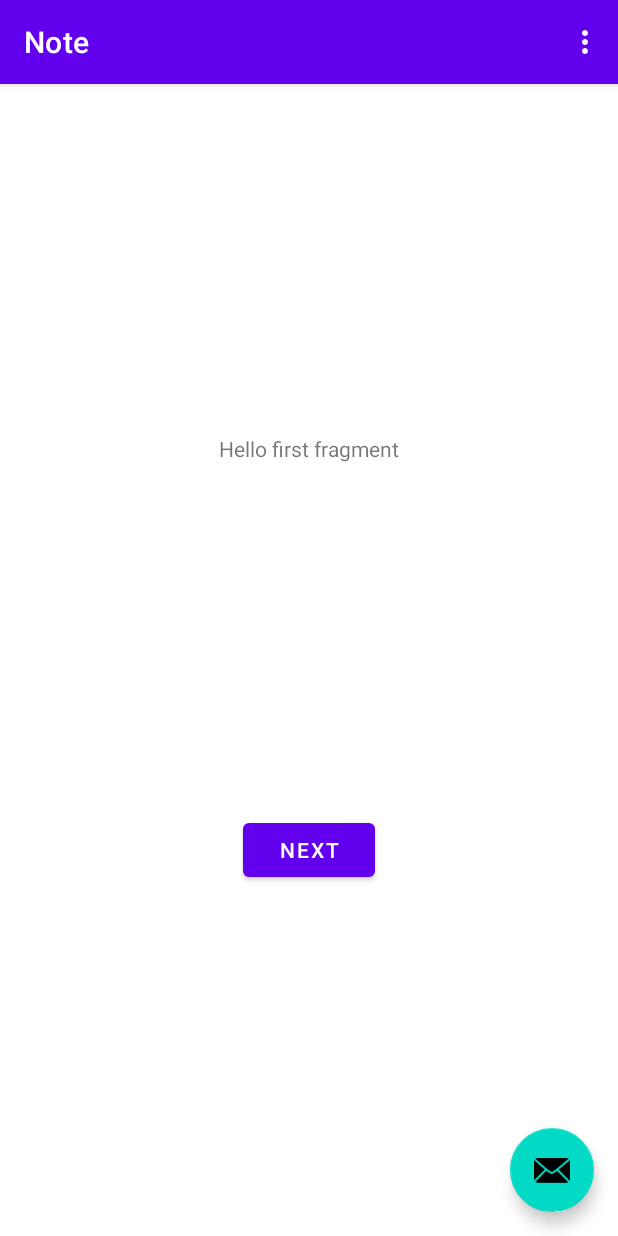
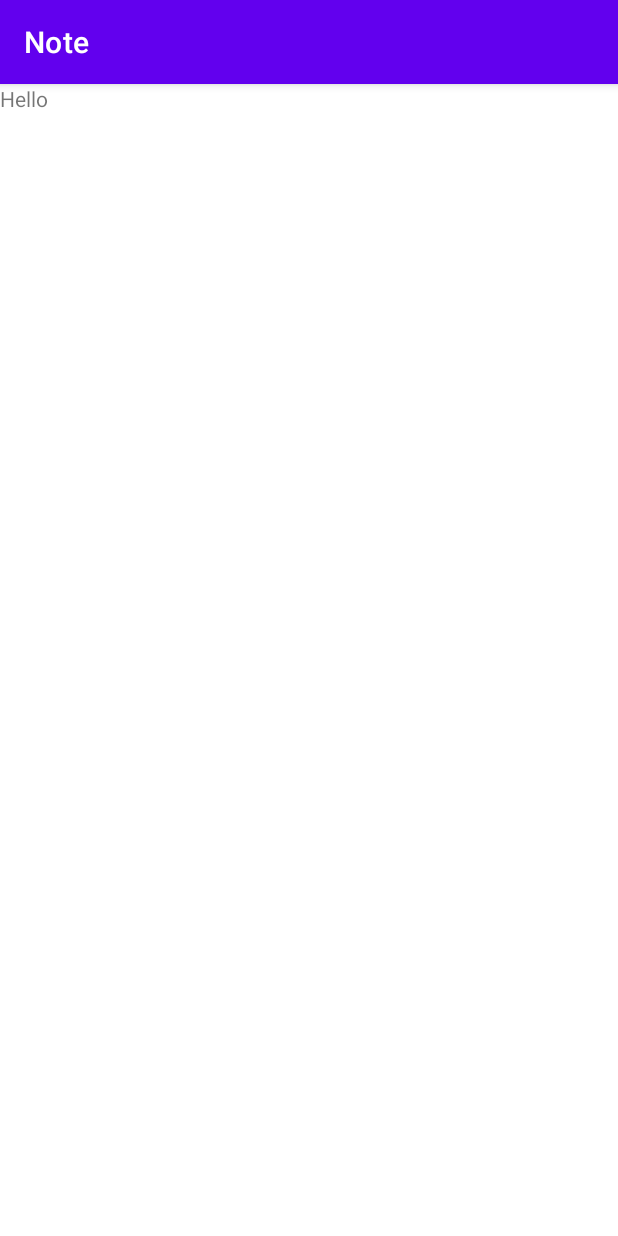
Before and after one commit to MinhoChoi-a/android-practice, an Android app: the screen it shows after launch (MainActivity), on a phone screen of 412 x 824 dp. Run offline under Robolectric (Android 15) with nearby library versions, the light colour scheme and no system bars.

Commit message:
set navigation xml

```diff
--- a/JetPackTrial/app/build.gradle
+++ b/JetPackTrial/app/build.gradle
@@ -42,8 +42,13 @@ dependencies {
     implementation 'androidx.appcompat:appcompat:1.2.0'
     implementation 'com.google.android.material:material:1.2.1'
     implementation 'androidx.constraintlayout:constraintlayout:2.0.2'
+
+    //navigation dependency
     implementation 'androidx.navigation:navigation-fragment-ktx:2.2.2'
     implementation 'androidx.navigation:navigation-ui-ktx:2.2.2'
+    implementation 'androidx.legacy:legacy-support-v4:1.0.0'
+    implementation 'androidx.lifecycle:lifecycle-livedata-ktx:2.2.0'
+    implementation 'androidx.lifecycle:lifecycle-viewmodel-ktx:2.2.0'
     testImplementation 'junit:junit:4.+'
     androidTestImplementation 'androidx.test.ext:junit:1.1.2'
     androidTestImplementation 'androidx.test.espresso:espresso-core:3.3.0'
--- a/JetPackTrial/app/src/main/AndroidManifest.xml
+++ b/JetPackTrial/app/src/main/AndroidManifest.xml
@@ -11,8 +11,8 @@
         android:theme="@style/Theme.JetPackTrial">
         <activity
             android:name=".MainActivity"
-            android:label="Note "
-            android:theme="@style/Theme.JetPackTrial.NoActionBar">
+            android:label="Note"
+            android:theme="@style/Theme.JetPackTrial">
             <intent-filter>
                 <action android:name="android.intent.action.MAIN" />
 
--- a/JetPackTrial/app/src/main/java/com/example/jetpacktrial/FirstFragment.kt
+++ /dev/null
@@ -1,31 +0,0 @@
-package com.example.jetpacktrial
-
-import android.os.Bundle
-import androidx.fragment.app.Fragment
-import android.view.LayoutInflater
-import android.view.View
-import android.view.ViewGroup
-import android.widget.Button
-import androidx.navigation.fragment.findNavController
-
-/**
- * A simple [Fragment] subclass as the default destination in the navigation.
- */
-class FirstFragment : Fragment() {
-
-    override fun onCreateView(
-            inflater: LayoutInflater, container: ViewGroup?,
-            savedInstanceState: Bundle?
-    ): View? {
-        // Inflate the layout for this fragment
-        return inflater.inflate(R.layout.fragment_first, container, false)
-    }
-
-    override fun onViewCreated(view: View, savedInstanceState: Bundle?) {
-        super.onViewCreated(view, savedInstanceState)
-
-        view.findViewById<Button>(R.id.button_first).setOnClickListener {
-            findNavController().navigate(R.id.action_FirstFragment_to_SecondFragment)
-        }
-    }
-}
--- a/JetPackTrial/app/src/main/java/com/example/jetpacktrial/MainActivity.kt
+++ b/JetPackTrial/app/src/main/java/com/example/jetpacktrial/MainActivity.kt
@@ -12,27 +12,5 @@ class MainActivity : AppCompatActivity() {
     override fun onCreate(savedInstanceState: Bundle?) {
         super.onCreate(savedInstanceState)
         setContentView(R.layout.activity_main)
-        setSupportActionBar(findViewById(R.id.toolbar))
-
-        findViewById<FloatingActionButton>(R.id.fab).setOnClickListener { view ->
-            Snackbar.make(view, "Replace with your own action", Snackbar.LENGTH_LONG)
-                    .setAction("Action", null).show()
-        }
-    }
-
-    override fun onCreateOptionsMenu(menu: Menu): Boolean {
-        // Inflate the menu; this adds items to the action bar if it is present.
-        menuInflater.inflate(R.menu.menu_main, menu)
-        return true
-    }
-
-    override fun onOptionsItemSelected(item: MenuItem): Boolean {
-        // Handle action bar item clicks here. The action bar will
-        // automatically handle clicks on the Home/Up button, so long
-        // as you specify a parent activity in AndroidManifest.xml.
-        return when (item.itemId) {
-            R.id.action_settings -> true
-            else -> super.onOptionsItemSelected(item)
-        }
-    }
+       }
 }
--- /dev/null
+++ b/JetPackTrial/app/src/main/java/com/example/jetpacktrial/MainFragment.kt
@@ -0,0 +1,33 @@
+package com.example.jetpacktrial
+
+import android.os.Bundle
+import android.view.LayoutInflater
+import android.view.View
+import android.view.ViewGroup
+import androidx.fragment.app.Fragment
+import androidx.lifecycle.ViewModelProvider
+
+class MainFragment : Fragment() {
+
+    /**
+     * When using navigation component the new instance function will not be called
+    companion object {
+        fun newInstance() = MainFragment()
+    }*/
+
+    private lateinit var viewModel: MainViewModel
+
+    override fun onCreateView(inflater: LayoutInflater, container: ViewGroup?,
+                              savedInstanceState: Bundle?): View? {
+        viewModel = ViewModelProvider(this).get(MainViewModel::class.java)
+        return inflater.inflate(R.layout.main_fragment, container, false)
+    }
+
+    /** won't need anymore
+    override fun onActivityCreated(savedInstanceState: Bundle?) {
+        super.onActivityCreated(savedInstanceState)
+        //viewModel = ViewModelProvider(this).get(MainViewModel::class.java)
+        // TODO: Use the ViewModel
+    } */
+
+}
--- /dev/null
+++ b/JetPackTrial/app/src/main/java/com/example/jetpacktrial/MainViewModel.kt
@@ -0,0 +1,7 @@
+package com.example.jetpacktrial
+
+import androidx.lifecycle.ViewModel
+
+class MainViewModel : ViewModel() {
+    // TODO: Implement the ViewModel
+}
--- a/JetPackTrial/app/src/main/res/layout/activity_main.xml
+++ b/JetPackTrial/app/src/main/res/layout/activity_main.xml
@@ -1,33 +1,21 @@
 <?xml version="1.0" encoding="utf-8"?>
-<androidx.coordinatorlayout.widget.CoordinatorLayout xmlns:android="http://schemas.android.com/apk/res/android"
+<androidx.constraintlayout.widget.ConstraintLayout xmlns:android="http://schemas.android.com/apk/res/android"
     xmlns:app="http://schemas.android.com/apk/res-auto"
     xmlns:tools="http://schemas.android.com/tools"
     android:layout_width="match_parent"
     android:layout_height="match_parent"
     tools:context=".MainActivity">
 
-    <com.google.android.material.appbar.AppBarLayout
-        android:layout_width="match_parent"
-        android:layout_height="wrap_content"
-        android:theme="@style/Theme.JetPackTrial.AppBarOverlay">
 
-        <androidx.appcompat.widget.Toolbar
-            android:id="@+id/toolbar"
-            android:layout_width="match_parent"
-            android:layout_height="?attr/actionBarSize"
-            android:background="?attr/colorPrimary"
-            app:popupTheme="@style/Theme.JetPackTrial.PopupOverlay" />
-
-    </com.google.android.material.appbar.AppBarLayout>
-
-    <include layout="@layout/content_main" />
-
-    <com.google.android.material.floatingactionbutton.FloatingActionButton
-        android:id="@+id/fab"
-        android:layout_width="wrap_content"
-        android:layout_height="wrap_content"
-        android:layout_gravity="bottom|end"
-        android:layout_margin="@dimen/fab_margin"
-        app:srcCompat="@android:drawable/ic_dialog_email" />
-
-</androidx.coordinatorlayout.widget.CoordinatorLayout>
+    <androidx.fragment.app.FragmentContainerView
+        android:id="@+id/navHostFragment"
+        android:name="androidx.navigation.fragment.NavHostFragment"
+        android:layout_width="0dp"
+        android:layout_height="0dp"
+        app:defaultNavHost="true"
+        app:layout_constraintBottom_toBottomOf="parent"
+        app:layout_constraintEnd_toEndOf="parent"
+        app:layout_constraintStart_toStartOf="parent"
+        app:layout_constraintTop_toTopOf="parent"
+        app:navGraph="@navigation/nav_graph" />
+</androidx.constraintlayout.widget.ConstraintLayout>
--- a/JetPackTrial/app/src/main/res/layout/fragment_first.xml
+++ /dev/null
@@ -1,28 +0,0 @@
-<?xml version="1.0" encoding="utf-8"?>
-<androidx.constraintlayout.widget.ConstraintLayout xmlns:android="http://schemas.android.com/apk/res/android"
-    xmlns:app="http://schemas.android.com/apk/res-auto"
-    xmlns:tools="http://schemas.android.com/tools"
-    android:layout_width="match_parent"
-    android:layout_height="match_parent"
-    tools:context=".FirstFragment">
-
-    <TextView
-        android:id="@+id/textview_first"
-        android:layout_width="wrap_content"
-        android:layout_height="wrap_content"
-        android:text="@string/hello_first_fragment"
-        app:layout_constraintBottom_toTopOf="@id/button_first"
-        app:layout_constraintEnd_toEndOf="parent"
-        app:layout_constraintStart_toStartOf="parent"
-        app:layout_constraintTop_toTopOf="parent" />
-
-    <Button
-        android:id="@+id/button_first"
-        android:layout_width="wrap_content"
-        android:layout_height="wrap_content"
-        android:text="@string/next"
-        app:layout_constraintBottom_toBottomOf="parent"
-        app:layout_constraintEnd_toEndOf="parent"
-        app:layout_constraintStart_toStartOf="parent"
-        app:layout_constraintTop_toBottomOf="@id/textview_first" />
-</androidx.constraintlayout.widget.ConstraintLayout>
--- /dev/null
+++ b/JetPackTrial/app/src/main/res/layout/main_fragment.xml
@@ -0,0 +1,13 @@
+<?xml version="1.0" encoding="utf-8"?>
+<FrameLayout xmlns:android="http://schemas.android.com/apk/res/android"
+    xmlns:tools="http://schemas.android.com/tools"
+    android:layout_width="match_parent"
+    android:layout_height="match_parent"
+    tools:context=".MainFragment">
+
+    <TextView
+        android:layout_width="match_parent"
+        android:layout_height="match_parent"
+        android:text="Hello" />
+
+</FrameLayout>
--- a/JetPackTrial/app/src/main/res/navigation/nav_graph.xml
+++ b/JetPackTrial/app/src/main/res/navigation/nav_graph.xml
@@ -3,26 +3,11 @@
     xmlns:app="http://schemas.android.com/apk/res-auto"
     xmlns:tools="http://schemas.android.com/tools"
     android:id="@+id/nav_graph"
-    app:startDestination="@id/FirstFragment">
+    app:startDestination="@id/mainFragment">
 
     <fragment
-        android:id="@+id/FirstFragment"
-        android:name="com.example.jetpacktrial.FirstFragment"
-        android:label="@string/first_fragment_label"
-        tools:layout="@layout/fragment_first">
-
-        <action
-            android:id="@+id/action_FirstFragment_to_SecondFragment"
-            app:destination="@id/SecondFragment" />
-    </fragment>
-    <fragment
-        android:id="@+id/SecondFragment"
-        android:name="com.example.jetpacktrial.SecondFragment"
-        android:label="@string/second_fragment_label"
-        tools:layout="@layout/fragment_second">
-
-        <action
-            android:id="@+id/action_SecondFragment_to_FirstFragment"
-            app:destination="@id/FirstFragment" />
-    </fragment>
+        android:id="@+id/mainFragment"
+        android:name="com.example.jetpacktrial.MainFragment"
+        android:label="main_fragment"
+        tools:layout="@layout/main_fragment" />
 </navigation>
```
Also changed, not shown: JetPackTrial/app/src/main/java/com/example/jetpacktrial/SecondFragment.kt (deleted, +0 -31 lines), JetPackTrial/app/src/main/res/layout/fragment_second.xml (deleted, +0 -27 lines).
